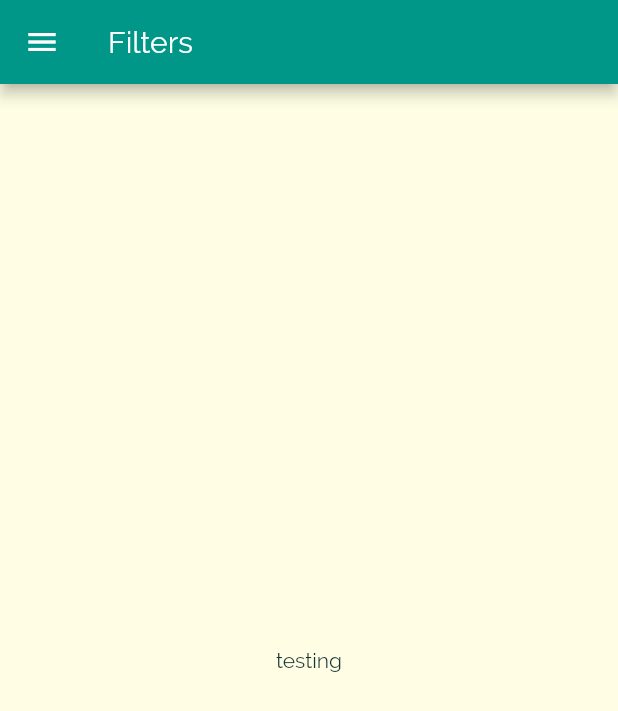
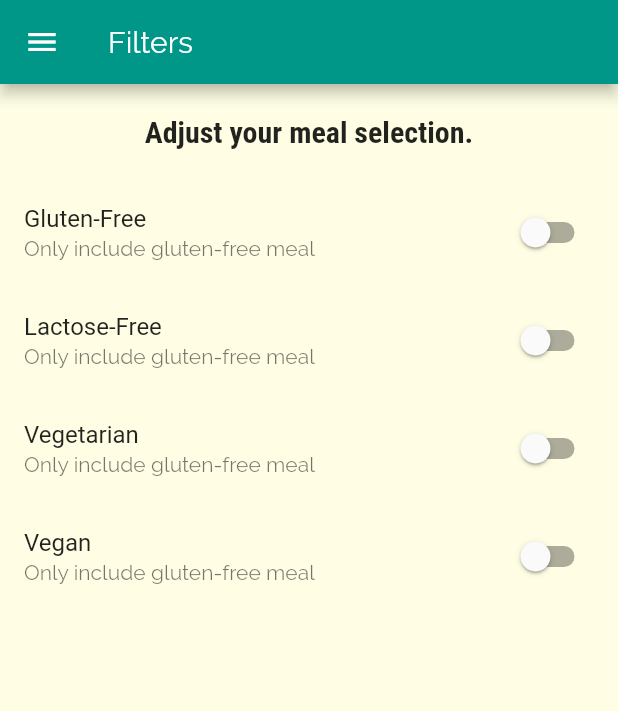
Before and after one commit to ManishVerma16/MealApp, a Flutter app: the FiltersScreen screen opened by its route, on a phone screen of 412 x 824 dp. Shown: the top 711 px of the screen. Run offline on Flutter 3.47's test engine with Material 2 defaults, Android fonts, the phone set to English and light mode, and no system bars.

Commit message:
filter switch added

```diff
--- a/lib/screens/filters_screen.dart
+++ b/lib/screens/filters_screen.dart
@@ -2,8 +2,31 @@ import 'package:flutter/material.dart';
 
 import '../widgets/main_drawer.dart';
 
-class FiltersScreen extends StatelessWidget {
+class FiltersScreen extends StatefulWidget {
   static const routeName = '/filters';
+
+  @override
+  _FiltersScreenState createState() => _FiltersScreenState();
+}
+
+class _FiltersScreenState extends State<FiltersScreen> {
+  var _glutenFree = false;
+  var _vegetarian = false;
+  var _lactoseFree = false;
+  var _vegan = false;
+
+  Widget _buildSwitchListView(String title, bool currentValue,
+      String description, Function updateValue) {
+    return SwitchListTile(
+      title: Text(title),
+      value: currentValue,
+      subtitle: Text(
+        'Only include gluten-free meal',
+      ),
+      onChanged: updateValue,
+    );
+  }
+
   @override
   Widget build(BuildContext context) {
     return Scaffold(
@@ -11,8 +34,64 @@ class FiltersScreen extends StatelessWidget {
         title: Text('Filters'),
       ),
       drawer: MainDrawer(),
-          body: Center(
-        child: Text('testing'),
+      body: Center(
+        child: Column(
+          children: [
+            Container(
+              padding: const EdgeInsets.all(20),
+              child: Text(
+                'Adjust your meal selection.',
+                style: Theme.of(context).textTheme.headline6,
+              ),
+            ),
+            Expanded(
+              child: ListView(
+                children: [
+                  _buildSwitchListView(
+                    'Gluten-Free',
+                    _glutenFree,
+                    'Only include gluten-free meals.',
+                    (newValue) {
+                      setState(() {
+                        _glutenFree = newValue;
+                      });
+                    },
+                  ),
+                  _buildSwitchListView(
+                    'Lactose-Free',
+                    _lactoseFree,
+                    'Only include lactose-free meals.',
+                    (newValue) {
+                      setState(() {
+                        _lactoseFree = newValue;
+                      });
+                    },
+                  ),
+                  _buildSwitchListView(
+                    'Vegetarian',
+                    _vegetarian,
+                    'Only include vegetarian-free meals.',
+                    (newValue) {
+                      setState(() {
+                        _vegetarian = newValue;
+                      });
+                    },
+                  ),
+                  _buildSwitchListView(
+                    'Vegan',
+                    _vegan,
+                    'Only include vegan meals.',
+                    (newValue) {
+                      setState(() {
+                        _vegan = newValue;
+                      });
+                    },
+                  ),
+                ],
+              ),
+            ),
+          ],
+        ),
       ),
     );
   }
```
